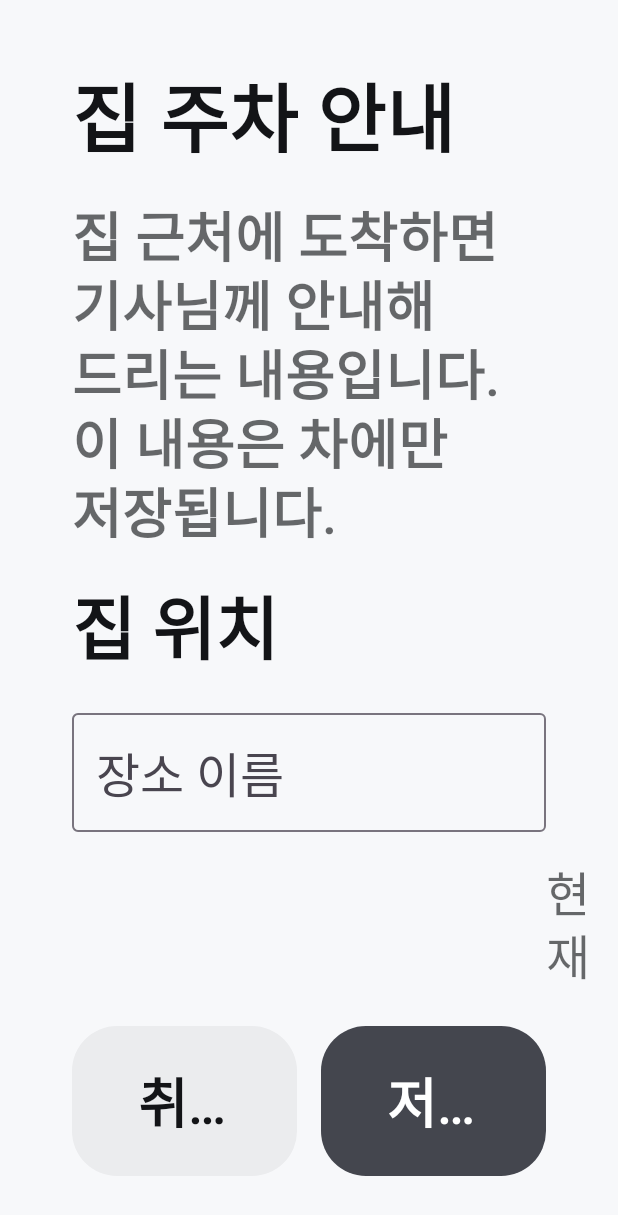
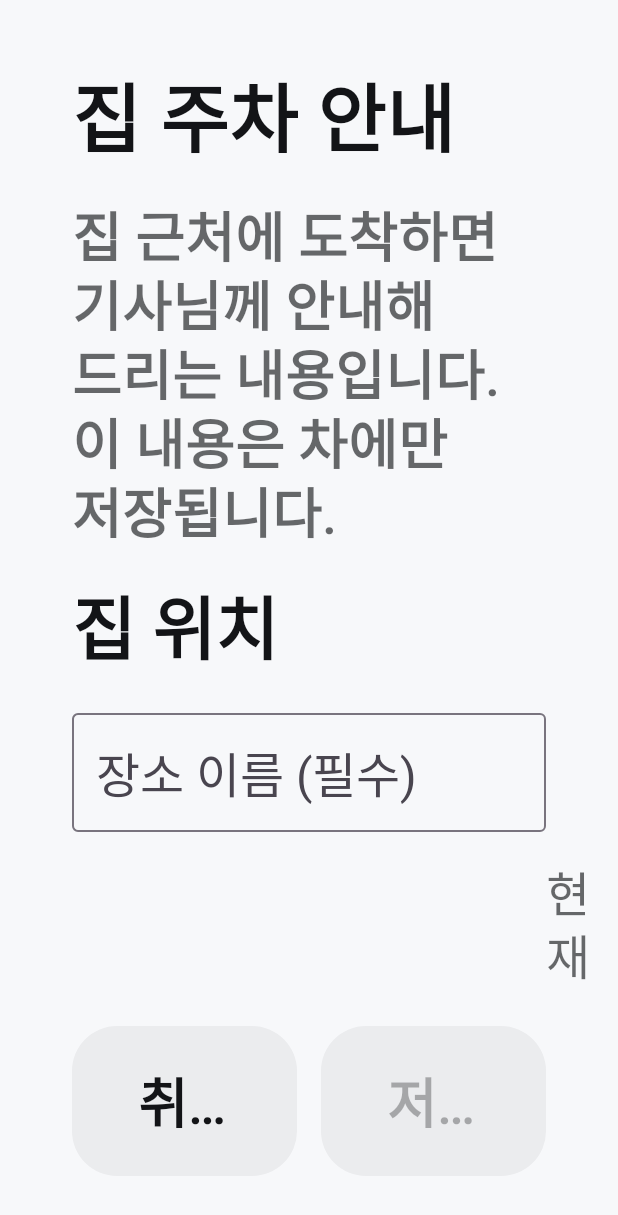
Before and after one commit to raphael1063/co-daeri, an Android app built with Jetpack Compose: the composable CardEditorScreen called with empty values, on a phone screen of 412 x 824 dp. Shown: the top 1215 px of the screen. Run offline under Robolectric (Android 15) with nearby library versions, the phone set to English and light mode, and no system bars.

Commit message:
집 주차 안내: 필수 입력이 없으면 저장 비활성화, 아파트·오피스텔과 기타 선택 (0.8.64)

```diff
--- a/app/build.gradle.kts
+++ b/app/build.gradle.kts
@@ -22,8 +22,8 @@ android {
         applicationId = "com.lrlr.codaeri"
         minSdk = 28
         targetSdk = 34
-        versionCode = 94
-        versionName = "0.8.63"
+        versionCode = 95
+        versionName = "0.8.64"
         buildConfigField("String", "CARD_SERVER", "\"https://lrlr-master.com\"")
     }
 
--- a/app/src/main/java/com/lrlr/codaeri/domain/Guidance.kt
+++ b/app/src/main/java/com/lrlr/codaeri/domain/Guidance.kt
@@ -29,7 +29,11 @@ object Guidance {
         GuideStep.ENTRANCE -> card.entrance
         GuideStep.ENTRY_METHOD -> card.entryMethod
         GuideStep.ZONE -> locationWithNote(card.floorLabel, card.zone)
-        GuideStep.PREFERRED_SPOT -> locationWithNote(card.spotLabel.takeIf { it.isNotBlank() }?.let { "$it 근처에 주차해 주세요" }.orEmpty(), card.preferredSpot, card.spotLabel)
+        GuideStep.PREFERRED_SPOT -> locationWithNote(
+            // 기타 장소는 차주가 적은 문장을 그대로 전한다("근처"를 붙이면 어색해진다)
+            card.spotLabel.takeIf { it.isNotBlank() }?.let { if (card.placeKind == PlaceKind.OTHER) "주차할 위치는 ${it}입니다" else "$it 근처에 주차해 주세요" }.orEmpty(),
+            card.preferredSpot, card.spotLabel,
+        )
         GuideStep.FALLBACK -> card.fallback
     }.trim()
 
--- a/app/src/main/java/com/lrlr/codaeri/domain/Model.kt
+++ b/app/src/main/java/com/lrlr/codaeri/domain/Model.kt
@@ -26,13 +26,21 @@ data class ParkingCard(
     val fallback: String = "",
     /** 휴대폰 카드에 짧게 보일 층 이름. 예: "지하 2층" */
     val floorLabel: String = "",
-    /** 휴대폰 카드에 짧게 보일 선호 자리. 예: "B-17" */
+    /** 휴대폰 카드에 짧게 보일 선호 자리. 예: "B-17". 기타 장소에서는 자유롭게 적은 주차 위치 전체다. */
     val spotLabel: String = "",
+    /** 주차할 위치를 적는 방식. 아파트·오피스텔은 층과 기둥 번호, 기타는 자유 입력(층은 비운다). */
+    val placeKind: PlaceKind = PlaceKind.APARTMENT,
 ) {
+    /** 저장할 수 있는지: 장소 이름과 주차할 위치가 모두 있어야 한다. */
+    val isComplete: Boolean
+        get() = placeName.isNotBlank() && spotLabel.isNotBlank() && (placeKind == PlaceKind.OTHER || floorLabel.isNotBlank())
     val hasLocation: Boolean get() = latitude != null && longitude != null
     val isUsable: Boolean
         get() = listOf(entrance, entryMethod, zone, preferredSpot, fallback, floorLabel, spotLabel).any { it.isNotBlank() }
 }
+
+@Serializable
+enum class PlaceKind { APARTMENT, OTHER }
 
 /** 주차 결과의 출처. 사람이 확정한 사실과 확인하지 못한 것을 구분한다. */
 @Serializable
--- a/app/src/main/java/com/lrlr/codaeri/ui/Components.kt
+++ b/app/src/main/java/com/lrlr/codaeri/ui/Components.kt
@@ -424,6 +424,26 @@ fun Choice(text: String, selected: Boolean, onClick: () -> Unit, modifier: Modif
     IviButton(text, onClick, modifier, filled = selected, size = ButtonSize.SMALL)
 }
 
+/** 여럿 가운데 하나를 고르는 라디오 버튼. 동그라미와 이름을 함께 누를 수 있다. 색은 OS 버튼 색만 쓴다. */
+@Composable
+fun IviRadio(text: String, selected: Boolean, onClick: () -> Unit, modifier: Modifier = Modifier) {
+    val c = Ivi.colors
+    val dot by animateFloatAsState(if (selected) 1f else 0f, tween(Motion.FOLD), label = "radio")
+    val on = c.buttonFilledEnabled
+    val edge = c.textQuaternary
+    Row(
+        modifier.heightIn(min = 96.dp).pressable(role = Role.RadioButton, onClick = onClick).padding(end = 24.dp),
+        verticalAlignment = Alignment.CenterVertically, horizontalArrangement = Arrangement.spacedBy(20.dp),
+    ) {
+        androidx.compose.foundation.Canvas(Modifier.size(56.dp)) {
+            val stroke = 4.dp.toPx()
+            drawCircle(if (selected) on else edge, radius = size.minDimension / 2 - stroke / 2, style = androidx.compose.ui.graphics.drawscope.Stroke(stroke))
+            if (dot > 0f) drawCircle(on, radius = size.minDimension * 0.26f * dot)
+        }
+        T(text, Type.titleSmall, maxLines = 1)
+    }
+}
+
 /** 켜고 끄는 체크박스. 켜지면 채운 버튼과 같은 색으로 칠하고 체크 표시를 그린다. 색은 OS 버튼 색만 쓴다. */
 @Composable
 fun IviCheckBox(checked: Boolean, onChange: () -> Unit, modifier: Modifier = Modifier, enabled: Boolean = true) {
--- a/app/src/main/java/com/lrlr/codaeri/ui/screens/CardEditorScreen.kt
+++ b/app/src/main/java/com/lrlr/codaeri/ui/screens/CardEditorScreen.kt
@@ -48,6 +48,7 @@ import com.lrlr.codaeri.domain.GuidanceState
 import com.lrlr.codaeri.domain.Handover
 import com.lrlr.codaeri.domain.HomecomingCard
 import com.lrlr.codaeri.domain.ParkingCard
+import com.lrlr.codaeri.domain.PlaceKind
 import com.lrlr.codaeri.domain.ParkingResult
 import com.lrlr.codaeri.domain.ResultSource
 import com.lrlr.codaeri.domain.SpotChoice
@@ -62,7 +63,12 @@ fun CardEditorScreen(
     onSave: (ParkingCard) -> Unit,
     onBack: () -> Unit,
 ) {
-    var c by remember(initial) { mutableStateOf(initial) }
+    var c by remember(initial) { mutableStateOf(if (initial.placeKind == PlaceKind.OTHER) initial.copy(spotLabel = "") else initial) }
+    // 아파트·오피스텔과 기타의 입력은 따로 들고 있어서, 오가도 적은 내용이 지워지지 않는다.
+    var kind by remember(initial) { mutableStateOf(initial.placeKind) }
+    var free by remember(initial) { mutableStateOf(if (initial.placeKind == PlaceKind.OTHER) initial.spotLabel else "") }
+    val result = if (kind == PlaceKind.OTHER) c.copy(placeKind = PlaceKind.OTHER, floorLabel = "", spotLabel = free.trim())
+    else c.copy(placeKind = PlaceKind.APARTMENT, placeName = c.placeName, floorLabel = c.floorLabel.trim(), spotLabel = c.spotLabel.trim())
     // 저장과 취소는 스크롤하지 않아도 보이도록 아래에 고정한다.
     Column(page, verticalArrangement = Arrangement.spacedBy(16.dp)) {
     // 제목은 위에, 저장과 취소는 아래에 고정한다.
@@ -73,7 +79,7 @@ fun CardEditorScreen(
             Type.labelLarge, color = Ivi.colors.textTertiary,
         )
         T("집 위치", Type.titleSmall)
-        Field("장소 이름", c.placeName) { c = c.copy(placeName = it) }
+        Field("장소 이름 (필수)", c.placeName) { c = c.copy(placeName = it) }
         Row(verticalAlignment = Alignment.CenterVertically, horizontalArrangement = Arrangement.spacedBy(16.dp)) {
             IviButton(
                 "현재 위치를 집으로 설정",
@@ -93,9 +99,17 @@ fun CardEditorScreen(
         Spacer(Modifier.height(12.dp))
         T("주차할 위치", Type.titleSmall)
         T("아래 위치를 기사님께 안내하고, 이용 내역에서도 확인할 수 있습니다.", Type.labelSmall, color = Ivi.colors.textTertiary)
-        Row(horizontalArrangement = Arrangement.spacedBy(16.dp)) {
-            Field("주차 층", c.floorLabel, Modifier.weight(1f)) { c = c.copy(floorLabel = it) }
-            Field("구역·자리 또는 기둥 번호", c.spotLabel, Modifier.weight(1f)) { c = c.copy(spotLabel = it) }
+        Row(horizontalArrangement = Arrangement.spacedBy(32.dp)) {
+            IviRadio("아파트·오피스텔", kind == PlaceKind.APARTMENT, { kind = PlaceKind.APARTMENT })
+            IviRadio("기타", kind == PlaceKind.OTHER, { kind = PlaceKind.OTHER })
+        }
+        if (kind == PlaceKind.APARTMENT) {
+            Row(horizontalArrangement = Arrangement.spacedBy(16.dp)) {
+                Field("주차 층 (필수)", c.floorLabel, Modifier.weight(1f)) { c = c.copy(floorLabel = it) }
+                Field("구역·자리 또는 기둥 번호 (필수)", c.spotLabel, Modifier.weight(1f)) { c = c.copy(spotLabel = it) }
+            }
+        } else {
+            Field("주차할 위치 (필수). 예: 건물 뒤 주차장 왼쪽 끝", free) { free = it.take(60) }
         }
         Spacer(Modifier.height(12.dp))
         T("기사님께 전달할 안내 (선택)", Type.titleSmall)
@@ -107,7 +121,8 @@ fun CardEditorScreen(
     }
         Row(horizontalArrangement = Arrangement.spacedBy(16.dp)) {
             IviButton("취소", onBack, Modifier.weight(1f))
-            IviButton("저장", { onSave(c) }, Modifier.weight(1f), filled = true)
+            // 필수 입력(장소 이름, 주차할 위치)이 비어 있으면 저장할 수 없다.
+            IviButton("저장", { onSave(result) }, Modifier.weight(1f), filled = true, enabled = result.isComplete)
         }
     }
 }
```
Also changed, not shown: 2 other files.
